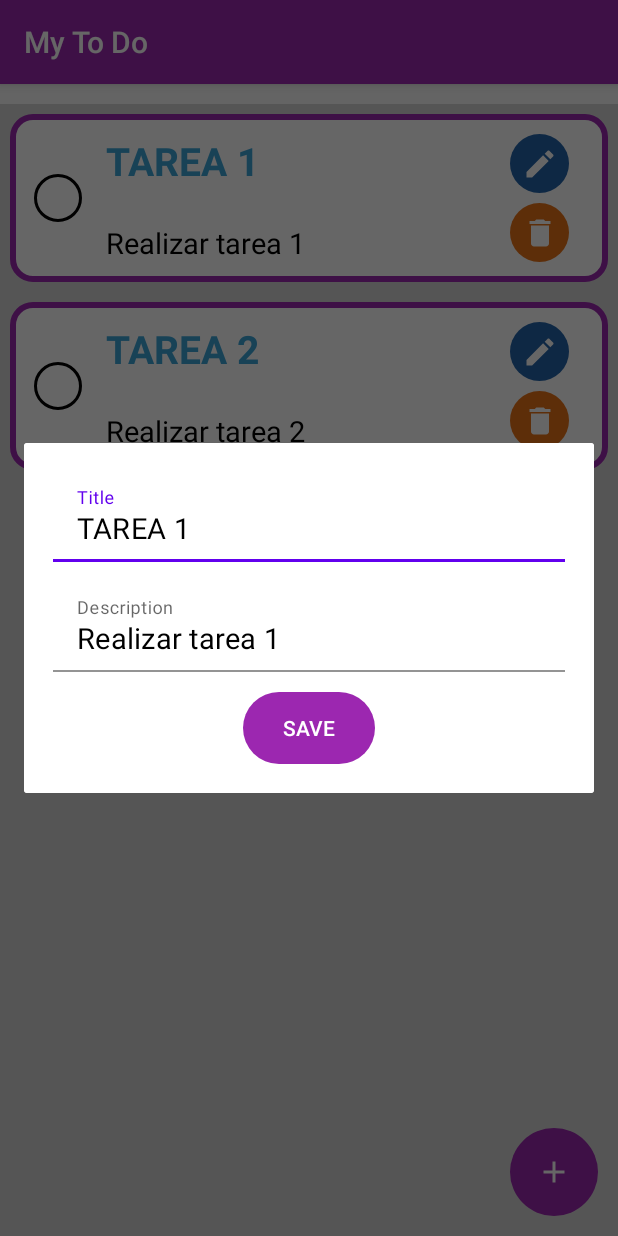
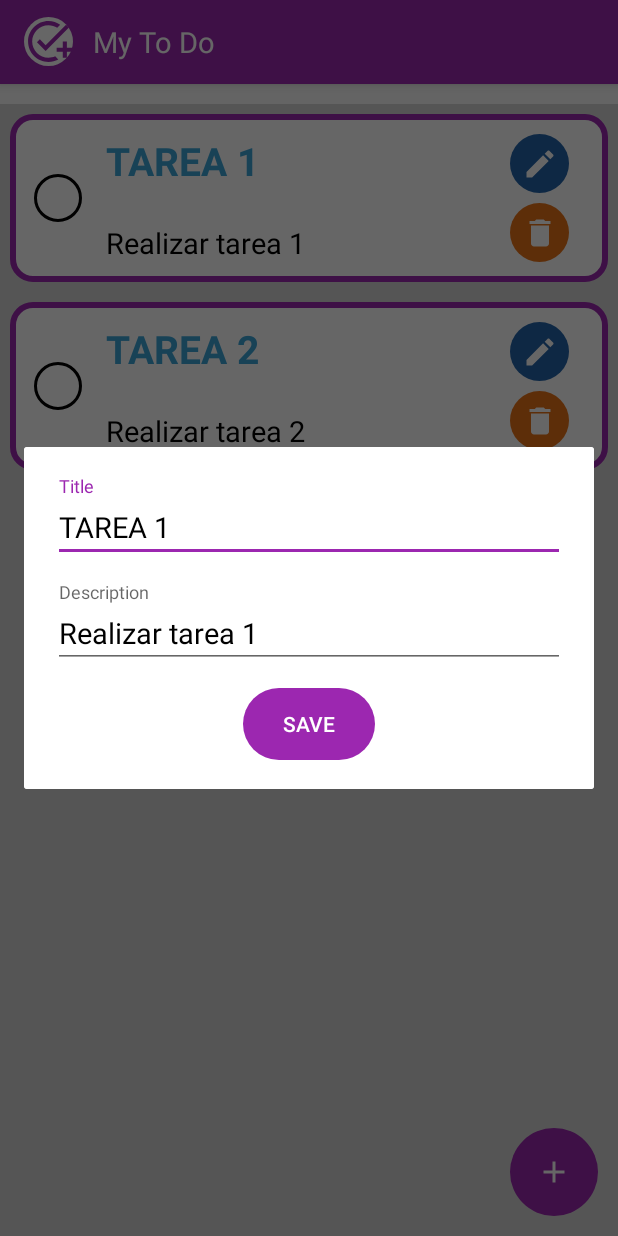
Before and after one commit to JuDaOcVa/MyToDo, an Android app: the screen it shows after launch (MainActivity), after a tap on "Edit Task Button", on a phone screen of 412 x 824 dp. Run offline under Robolectric (Android 15) with nearby library versions, the phone set to English and light mode, and no system bars; our stand-ins replace sdp/ssp sizes.

Commit message:
Se actualiza el action bar con uno personalizado

```diff
--- a/app/src/main/res/layout/activity_main.xml
+++ b/app/src/main/res/layout/activity_main.xml
@@ -6,6 +6,8 @@
     android:orientation="vertical"
     tools:context=".MainActivity">
 
+    <include layout="@layout/toolbar_layout" />
+
     <androidx.fragment.app.FragmentContainerView
         android:id="@+id/fragmentHome"
         android:layout_width="match_parent"
--- /dev/null
+++ b/app/src/main/res/layout/toolbar_layout.xml
@@ -0,0 +1,24 @@
+<?xml version="1.0" encoding="utf-8"?>
+<androidx.appcompat.widget.Toolbar xmlns:android="http://schemas.android.com/apk/res/android"
+    android:id="@+id/toolbar"
+    android:layout_width="match_parent"
+    android:layout_height="?attr/actionBarSize"
+    android:background="?attr/colorPrimary"
+    android:elevation="4dp"
+    android:theme="?attr/actionBarTheme">
+
+    <ImageView
+        android:layout_width="@dimen/_25sdp"
+        android:layout_height="@dimen/_25sdp"
+        android:layout_marginEnd="@dimen/_10sdp"
+        android:background="@drawable/rounded_button"
+        android:backgroundTint="@android:color/white"
+        android:src="@drawable/ic_principal" />
+
+    <TextView
+        android:layout_width="wrap_content"
+        android:layout_height="wrap_content"
+        android:text="@string/app_name"
+        android:textColor="@android:color/white"
+        android:textSize="@dimen/_15ssp"/>
+</androidx.appcompat.widget.Toolbar>
--- a/app/src/main/res/values/themes.xml
+++ b/app/src/main/res/values/themes.xml
@@ -1,13 +1,9 @@
 <resources xmlns:tools="http://schemas.android.com/tools">
     <!-- Base application theme. -->
-    <style name="Base.Theme.MyToDo" parent="Theme.AppCompat.Light.DarkActionBar">
-        <!-- Customize your light theme here. -->
+    <style name="Theme.MyToDo" parent="Theme.Personalized" />
+
+    <style name="Theme.Personalized" parent="Theme.AppCompat.Light.NoActionBar">
         <item name="colorPrimary">@color/primary</item>
-    </style>
-
-    <style name="Theme.MyToDo" parent="Base.Theme.MyToDo" />
-
-    <style name="Theme.Personalized" parent="Theme.MaterialComponents.Light">
         <item name="colorControlActivated">@color/primary</item>
         <item name="placeholderTextAppearance">@color/primary</item>
         <item name="hintTextColor">@color/primary</item>
```
